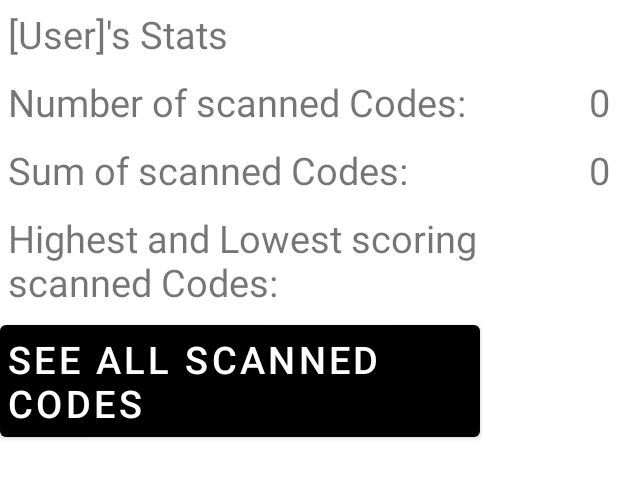
After one commit to CMPUT301W23T4/APPvengers, an Android app: the layout user_statistics.xml on its own in the app's theme, with its tools: preview values and no code run, on a phone screen of 412 x 824 dp. The commit adds this screen. Shown: the top 478 px of the screen. Run offline under Robolectric (Android 15) with nearby library versions, the phone set to English and light mode, and no system bars.

Commit message:
Finished User Stats view
- Changes are not permanent
- Need Database completed before changes can be permanent

```diff
--- a/QRCity/app/src/main/AndroidManifest.xml
+++ b/QRCity/app/src/main/AndroidManifest.xml
@@ -36,6 +36,7 @@
             </intent-filter>
         </activity>
         <activity android:name=".map.MapsActivity" />
+        <activity android:name=".qr.UserStatisticsView" />
         <activity android:name=".qr.CodeListview" />
     </application>
 
--- a/QRCity/app/src/main/java/com/example/qrcity/qr/FirstFragment.java
+++ b/QRCity/app/src/main/java/com/example/qrcity/qr/FirstFragment.java
@@ -55,7 +55,7 @@ public class FirstFragment extends Fragment {
                 //Pass forward the userID
                 Bundle bundle = new Bundle();
                 bundle.putString("userID", activityMain.getUser_id());
-                Intent intent = new Intent(getContext(), CodeListview.class);
+                Intent intent = new Intent(getContext(), UserStatisticsView.class);
                 intent.putExtras(bundle);
 
                 startActivity(intent);
--- a/QRCity/app/src/main/res/layout/code_listview.xml
+++ b/QRCity/app/src/main/res/layout/code_listview.xml
@@ -17,7 +17,7 @@
             android:layout_height="wrap_content"
             android:padding="5dp"
             android:textSize="25sp"
-            android:text="Your scanned codes" />
+            android:text="[User]'s scanned codes" />
 
         <ListView
             android:id="@+id/code_list"
--- /dev/null
+++ b/QRCity/app/src/main/res/layout/user_statistics.xml
@@ -0,0 +1,106 @@
+<?xml version="1.0" encoding="utf-8"?>
+<FrameLayout
+    xmlns:android="http://schemas.android.com/apk/res/android"
+    xmlns:tools="http://schemas.android.com/tools"
+    android:id="@+id/UserStatsView"
+    android:layout_width="match_parent"
+    android:layout_height="match_parent"
+    tools:context=".qr.CodeListview">
+
+    <LinearLayout
+        android:layout_width="match_parent"
+        android:layout_height="match_parent"
+        android:orientation="vertical">
+
+        <TextView
+            android:id="@+id/name"
+            android:layout_width="match_parent"
+            android:layout_height="wrap_content"
+            android:padding="5dp"
+            android:text="[User]'s Stats"
+            android:textSize="25sp" />
+
+        <LinearLayout
+            android:layout_width="match_parent"
+            android:layout_height="wrap_content"
+            android:orientation="horizontal">
+
+            <TextView
+                android:id="@+id/NumCodesText"
+                android:layout_width="wrap_content"
+                android:layout_height="wrap_content"
+                android:padding="5dp"
+                android:text="Number of scanned Codes:"
+                android:textSize="25sp" />
+
+            <TextView
+                android:id="@+id/NumCodesValue"
+                android:layout_width="fill_parent"
+                android:layout_height="wrap_content"
+                android:gravity="right"
+                android:padding="5dp"
+                android:text="0"
+                android:textSize="25sp" />
+        </LinearLayout>
+
+        <LinearLayout
+            android:layout_width="match_parent"
+            android:layout_height="wrap_content"
+            android:orientation="horizontal">
+
+            <TextView
+                android:id="@+id/SumOfCodesText"
+                android:layout_width="wrap_content"
+                android:layout_height="wrap_content"
+                android:padding="5dp"
+                android:text="Sum of scanned Codes:"
+                android:textSize="25sp" />
+
+            <TextView
+                android:id="@+id/SumOfCodesValue"
+                android:layout_width="fill_parent"
+                android:layout_height="wrap_content"
+                android:gravity="right"
+                android:padding="5dp"
+                android:text="0"
+                android:textSize="25sp" />
+        </LinearLayout>
+
+        <LinearLayout
+            android:layout_width="match_parent"
+            android:layout_height="wrap_content"
+            android:orientation="vertical">
+
+            <TextView
+                android:id="@+id/HighLowCodes"
+                android:layout_width="match_parent"
+                android:layout_height="wrap_content"
+                android:padding="5dp"
+                android:text="Highest and Lowest scoring scanned Codes:"
+                android:textSize="25sp" />
+
+            <ListView
+                android:id="@+id/HighLowCodeList"
+                android:layout_width="match_parent"
+                android:layout_height="0sp"
+                android:layout_weight="0.2"></ListView>
+        </LinearLayout>
+
+        <LinearLayout
+            android:layout_width="match_parent"
+            android:layout_height="fill_parent"
+            android:orientation="vertical">
+
+            <Button
+                android:id="@+id/ViewFullCodeListButton"
+                android:layout_width="wrap_content"
+                android:layout_height="wrap_content"
+                android:gravity="bottom"
+                android:padding="5dp"
+                android:text="See all scanned codes"
+                android:textSize="25sp" />
+        </LinearLayout>
+
+    </LinearLayout>
+
+</FrameLayout>
```
Also changed, not shown: QRCity/app/src/main/java/com/example/qrcity/qr/CodeListview.java (+6 -7 lines), QRCity/app/src/main/java/com/example/qrcity/qr/UserStatisticsView.java (added, +162 -0 lines).
